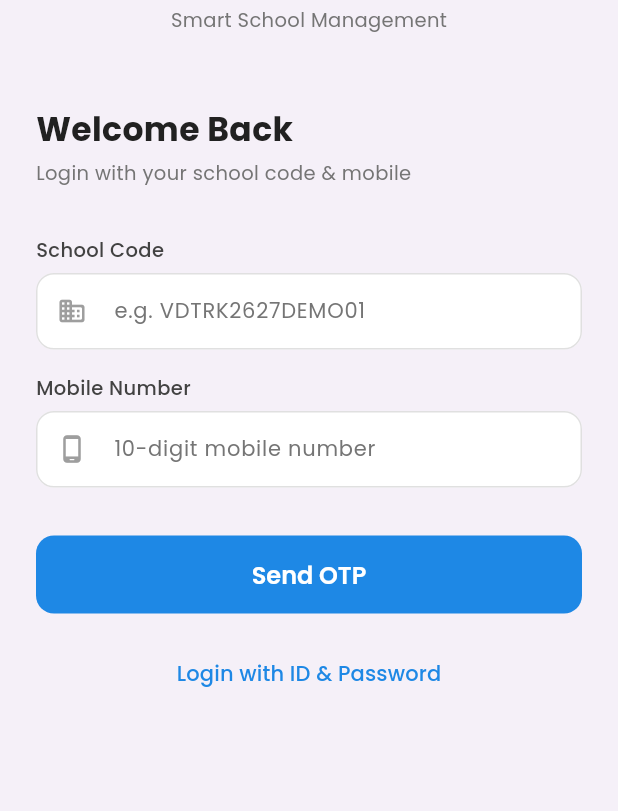
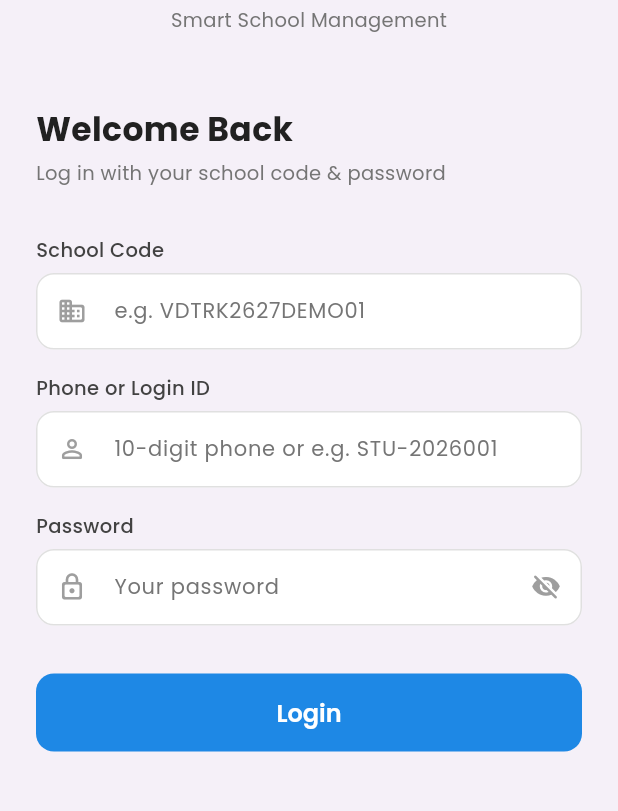
Before and after one commit to aimhackeritesh/vidyatrack, a Flutter app: the screen it shows after launch, on a phone screen of 412 x 824 dp, the part 300-1111 px from its top. Run offline on Flutter 3.47's test engine with Material 3 defaults, Android fonts, the phone set to English and light mode, and no system bars; our stand-ins replace dio, file_picker, firebase_core, fl_chart, flutter_riverpod, go_router and 3 more; accounts and stored records are empty.

Commit message:
feat(deploy): password-only mobile login, prod API default, live-demo docs
- Mobile: rework login to password-only (School Code + phone-or-login-ID
  + password), dropping the OTP path (no SMS provider in the deployed
  V1). Add password-visibility toggle to AppTextField. Default API_URL
  now points at the deployed Railway API (override with --dart-define
  for local dev). Update widget test. analyze 0 / test 4/4.
- Seed: enable TLS when seeding a managed (non-local) Postgres.
- README: live-demo URLs + credentials.
- Deployment plan: mark D1–D3 done (Railway API + Postgres + Redis,
  Vercel web), all verified live.

Live: API https://api-production-28467.up.railway.app · web
https://vidyatrack-web.vercel.app

Co-Authored-By: Claude Opus 4.8 <noreply@anthropic.com>

```diff
--- a/apps/mobile/lib/features/auth/screens/login_screen.dart
+++ b/apps/mobile/lib/features/auth/screens/login_screen.dart
@@ -1,12 +1,13 @@
 import 'package:flutter/material.dart';
 import 'package:flutter_riverpod/flutter_riverpod.dart';
-import 'package:go_router/go_router.dart';
 import '../providers/auth_provider.dart';
 import '../../../core/theme/app_theme.dart';
 import '../../../core/router/app_router.dart';
 import '../../../shared/widgets/app_text_field.dart';
 import '../../../shared/widgets/loading_button.dart';
 
+/// Password login: School Code + (phone or login-ID) + password.
+/// OTP/SMS is not wired in V1, so this is the single login path.
 class LoginScreen extends ConsumerStatefulWidget {
   const LoginScreen({super.key});
 
@@ -17,30 +18,40 @@ class LoginScreen extends ConsumerStatefulWidget {
 class _LoginScreenState extends ConsumerState<LoginScreen> {
   final _formKey = GlobalKey<FormState>();
   final _codeCtrl = TextEditingController();
-  final _phoneCtrl = TextEditingController();
+  final _idCtrl = TextEditingController();
+  final _passCtrl = TextEditingController();
   bool _loading = false;
+  bool _obscure = true;
 
   @override
   void dispose() {
     _codeCtrl.dispose();
-    _phoneCtrl.dispose();
+    _idCtrl.dispose();
+    _passCtrl.dispose();
     super.dispose();
   }
 
-  Future<void> _sendOtp() async {
+  Future<void> _login() async {
     if (!_formKey.currentState!.validate()) return;
     setState(() => _loading = true);
-    final error = await ref.read(authProvider.notifier).sendOtp(
-      schoolCode: _codeCtrl.text.trim().toUpperCase(),
-      phone: _phoneCtrl.text.trim(),
-    );
+
+    // A 10-digit number is a phone; anything else (e.g. STU-2026001) is a login ID.
+    final id = _idCtrl.text.trim();
+    final isPhone = RegExp(r'^\d{10}$').hasMatch(id);
+
+    final result = await ref.read(authProvider.notifier).loginPassword(
+          schoolCode: _codeCtrl.text.trim().toUpperCase(),
+          phone: isPhone ? id : null,
+          loginId: isPhone ? null : id.toUpperCase(),
+          password: _passCtrl.text,
+        );
     setState(() => _loading = false);
     if (!mounted) return;
-    if (error != null) {
-      ScaffoldMessenger.of(context).showSnackBar(SnackBar(content: Text(error), backgroundColor: AppColors.error));
+    if (result['error'] != null) {
+      ScaffoldMessenger.of(context).showSnackBar(SnackBar(content: Text(result['error'].toString()), backgroundColor: AppColors.error));
       return;
     }
-    context.push('/otp', extra: {'schoolCode': _codeCtrl.text.trim().toUpperCase(), 'phone': _phoneCtrl.text.trim()});
+    navigateAfterAuth(context, result);
   }
 
   @override
@@ -76,7 +87,7 @@ class _LoginScreenState extends ConsumerState<LoginScreen> {
                 const SizedBox(height: 48),
                 const Text('Welcome Back', style: TextStyle(fontSize: 22, fontWeight: FontWeight.w700)),
                 const SizedBox(height: 4),
-                const Text('Login with your school code & mobile', style: TextStyle(color: AppColors.textSecondary, fontSize: 13)),
+                const Text('Log in with your school code & password', style: TextStyle(color: AppColors.textSecondary, fontSize: 13)),
                 const SizedBox(height: 32),
                 AppTextField(
                   controller: _codeCtrl,
@@ -88,30 +99,28 @@ class _LoginScreenState extends ConsumerState<LoginScreen> {
                 ),
                 const SizedBox(height: 16),
                 AppTextField(
-                  controller: _phoneCtrl,
-                  label: 'Mobile Number',
-                  hint: '10-digit mobile number',
-                  prefixIcon: Icons.phone_android_rounded,
-                  keyboardType: TextInputType.phone,
-                  maxLength: 10,
-                  validator: (v) {
-                    if (v == null || v.isEmpty) return 'Enter mobile number';
-                    if (v.length != 10) return 'Enter 10-digit number';
-                    return null;
-                  },
+                  controller: _idCtrl,
+                  label: 'Phone or Login ID',
+                  hint: '10-digit phone or e.g. STU-2026001',
+                  prefixIcon: Icons.person_outline_rounded,
+                  validator: (v) => (v?.trim().isEmpty ?? true) ? 'Enter your phone or login ID' : null,
+                ),
+                const SizedBox(height: 16),
+                AppTextField(
+                  controller: _passCtrl,
+                  label: 'Password',
+                  hint: 'Your password',
+                  prefixIcon: Icons.lock_outline_rounded,
+                  obscureText: _obscure,
+                  suffixIcon: _obscure ? Icons.visibility_off_rounded : Icons.visibility_rounded,
+                  onSuffixTap: () => setState(() => _obscure = !_obscure),
+                  validator: (v) => (v?.isEmpty ?? true) ? 'Enter your password' : null,
                 ),
                 const SizedBox(height: 32),
                 LoadingButton(
-                  label: 'Send OTP',
+                  label: 'Login',
                   loading: _loading,
-                  onPressed: _sendOtp,
-                ),
-                const SizedBox(height: 16),
-                Center(
-                  child: TextButton(
-                    onPressed: () => _showPasswordDialog(),
-                    child: const Text('Login with ID & Password', style: TextStyle(color: AppColors.primary)),
-                  ),
+                  onPressed: _login,
                 ),
               ],
             ),
@@ -120,51 +129,4 @@ class _LoginScreenState extends ConsumerState<LoginScreen> {
       ),
     );
   }
-
-  void _showPasswordDialog() {
-    final idCtrl = TextEditingController();
-    final passCtrl = TextEditingController();
-    showDialog(
-      context: context,
-      builder: (_) => AlertDialog(
-        title: const Text('Login with ID & Password'),
-        content: Column(
-          mainAxisSize: MainAxisSize.min,
-          children: [
-            TextField(controller: idCtrl, textCapitalization: TextCapitalization.characters, decoration: const InputDecoration(hintText: 'Login ID e.g. STU-2026001', isDense: true)),
-            const SizedBox(height: 12),
-            TextField(controller: passCtrl, obscureText: true, decoration: const InputDecoration(hintText: 'Password', isDense: true)),
-          ],
-        ),
-        actions: [
-          TextButton(onPressed: () => Navigator.pop(context), child: const Text('Cancel')),
-          ElevatedButton(
-            onPressed: () async {
-              final messenger = ScaffoldMessenger.of(context);
-              if (_codeCtrl.text.trim().isEmpty) {
-                messenger.showSnackBar(const SnackBar(content: Text('Enter your School Code first')));
-                return;
-              }
-              if (idCtrl.text.trim().isEmpty || passCtrl.text.isEmpty) return;
-              Navigator.pop(context);
-              setState(() => _loading = true);
-              final result = await ref.read(authProvider.notifier).loginPassword(
-                schoolCode: _codeCtrl.text.trim().toUpperCase(),
-                loginId: idCtrl.text.trim().toUpperCase(),
-                password: passCtrl.text,
-              );
-              setState(() => _loading = false);
-              if (!mounted) return;
-              if (result['error'] != null) {
-                messenger.showSnackBar(SnackBar(content: Text(result['error'].toString()), backgroundColor: AppColors.error));
-                return;
-              }
-              navigateAfterAuth(context, result);
-            },
-            child: const Text('Login'),
-          ),
-        ],
-      ),
-    );
-  }
 }
--- a/apps/mobile/lib/shared/widgets/app_text_field.dart
+++ b/apps/mobile/lib/shared/widgets/app_text_field.dart
@@ -15,6 +15,8 @@ class AppTextField extends StatelessWidget {
   final bool readOnly;
   final VoidCallback? onTap;
   final List<TextInputFormatter>? inputFormatters;
+  final IconData? suffixIcon;
+  final VoidCallback? onSuffixTap;
 
   const AppTextField({
     super.key,
@@ -31,6 +33,8 @@ class AppTextField extends StatelessWidget {
     this.readOnly = false,
     this.onTap,
     this.inputFormatters,
+    this.suffixIcon,
+    this.onSuffixTap,
   });
 
   @override
@@ -55,6 +59,9 @@ class AppTextField extends StatelessWidget {
             hintText: hint,
             counterText: '',
             prefixIcon: prefixIcon != null ? Icon(prefixIcon, size: 20, color: const Color(0xFF9E9E9E)) : null,
+            suffixIcon: suffixIcon != null
+                ? IconButton(icon: Icon(suffixIcon, size: 20, color: const Color(0xFF9E9E9E)), onPressed: onSuffixTap)
+                : null,
           ),
         ),
       ],
```
Also changed, not shown: apps/mobile/lib/core/constants/app_constants.dart (+7 -1 lines), 5 other files.
